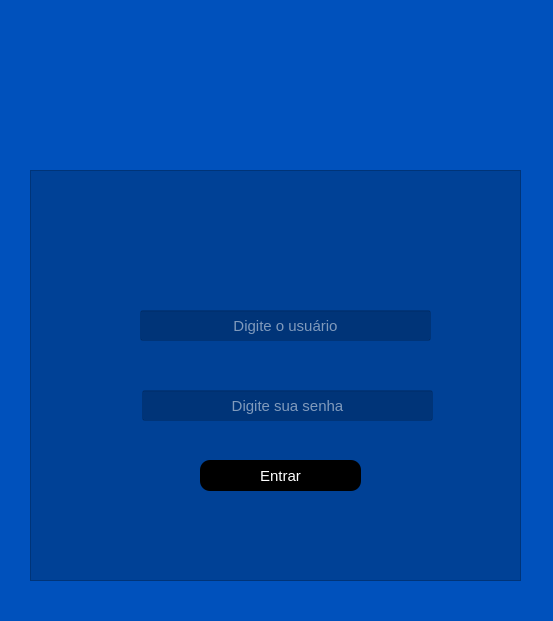
Old version of the form Estoque/pgs/login.ui in the repository g-celente/PORTFOLIO-GUILHERME.
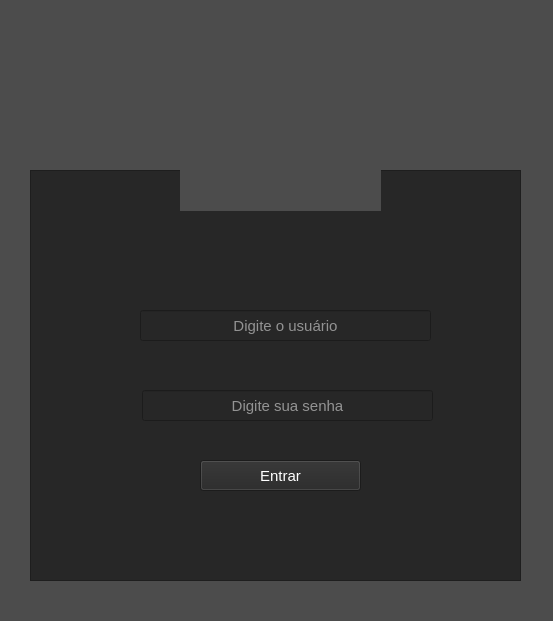
New version of the form. Icons and pictures are not drawn.

What changed in the file:
```diff
--- a/Estoque/pgs/login.ui
+++ b/Estoque/pgs/login.ui
@@ -14,7 +14,7 @@
    <string>Form</string>
   </property>
   <property name="styleSheet">
-   <string notr="true">background-color: rgb(0, 81, 188);</string>
+   <string notr="true">background-color: rgb(76, 76, 76);</string>
   </property>
   <widget class="QFrame" name="frame">
    <property name="geometry">
@@ -26,7 +26,7 @@
     </rect>
    </property>
    <property name="styleSheet">
-    <string notr="true">background-color: rgba(0, 0, 0,0.2);</string>
+    <string notr="true">background-color: rgb(39, 39, 39);</string>
    </property>
    <property name="frameShape">
     <enum>QFrame::StyledPanel</enum>
@@ -106,19 +106,17 @@
      <cursorShape>PointingHandCursor</cursorShape>
     </property>
     <property name="styleSheet">
-     <string notr="true">QPushButton{
-	
-	background-color: rgb(0, 0, 0);
-	color: rgb(255, 255, 255);
-	border-radius: 10px;
+     <string notr="true">
+QPushButton{
+	color:rgb(255,255,255);
 }
 
 QPushButton:hover{
 	
-	
-	background-color: rgb(255, 255, 255);
-	color: rgb(0, 0, 0);
-}</string>
+	background-color: rgb(255,255,255);
+	color:rgb(0,0,0);
+}
+</string>
     </property>
     <property name="text">
      <string>Entrar</string>
@@ -129,7 +127,7 @@
    <property name="geometry">
     <rect>
      <x>180</x>
-     <y>30</y>
+     <y>20</y>
      <width>201</width>
      <height>191</height>
     </rect>
@@ -138,14 +136,12 @@
     <string/>
    </property>
    <property name="pixmap">
-    <pixmap>585e4bcdcb11b227491c3396.png</pixmap>
+    <pixmap>user.png</pixmap>
    </property>
    <property name="scaledContents">
     <bool>true</bool>
    </property>
   </widget>
-  <zorder>label</zorder>
-  <zorder>frame</zorder>
  </widget>
  <resources/>
  <connections/>
```
